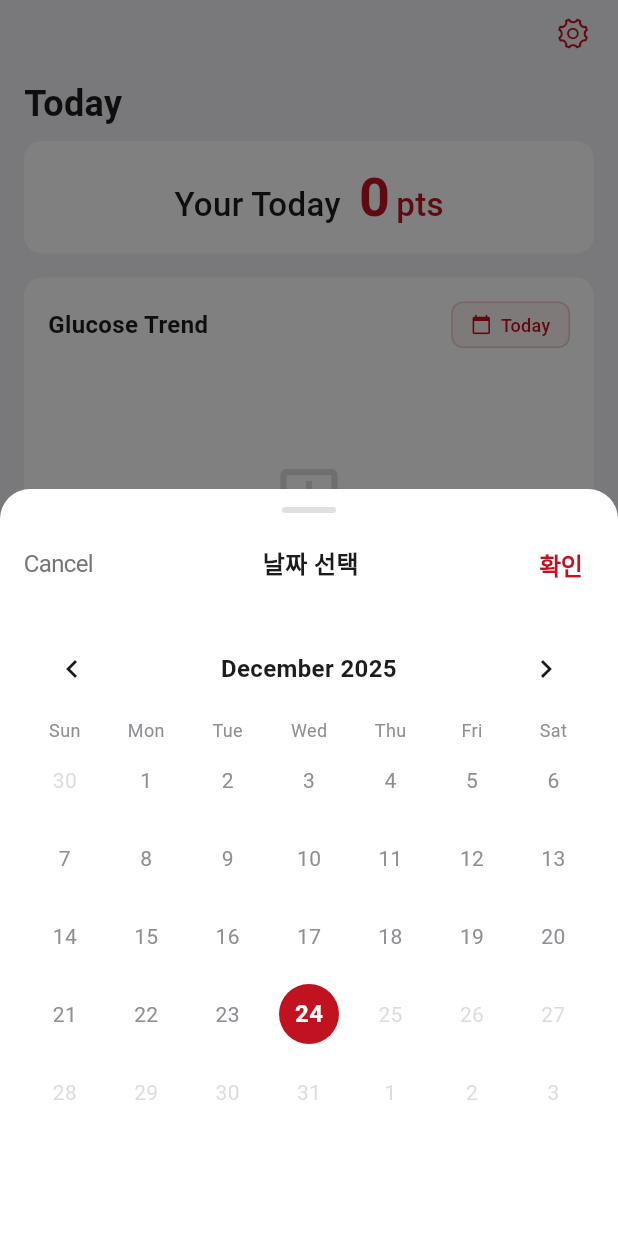
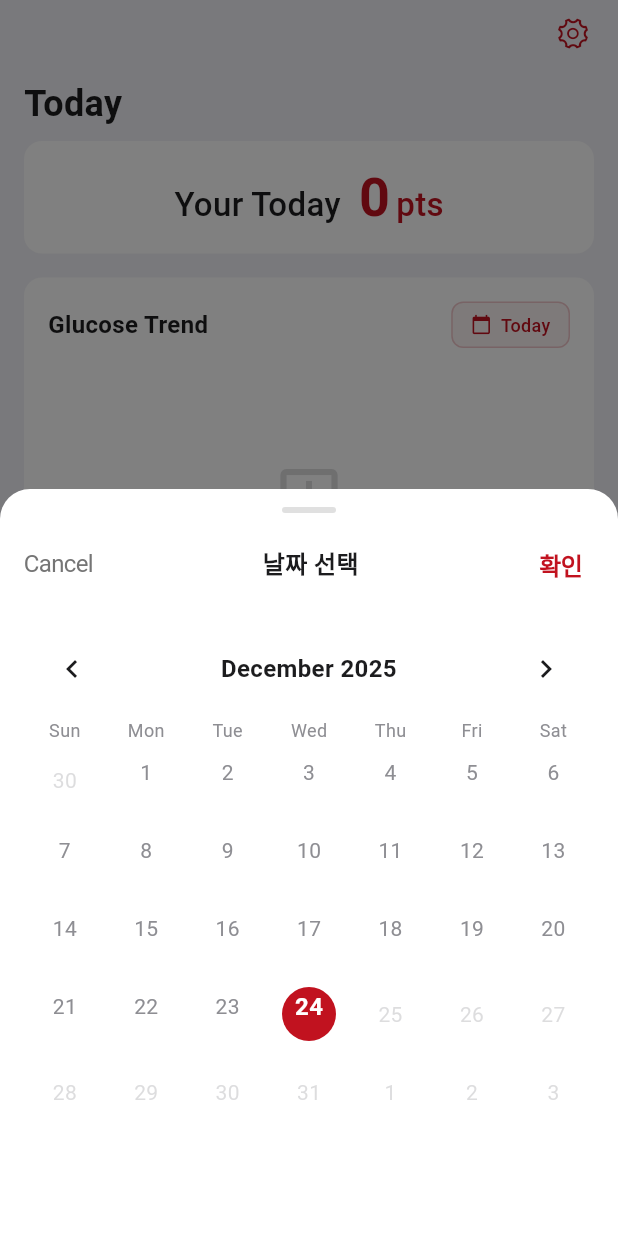
Before and after one commit to jogunism/glubutler, a Flutter app: the screen it shows after launch, after a tap on "Today", on a phone screen of 412 x 824 dp. Run offline on Flutter 3.47's test engine with Material 3 defaults, Android fonts, the phone set to English and light mode, and no system bars; drawn by our look-alikes of table_calendar; our stand-ins replace cupertino_native_plus, fl_chart, go_router, jiffy, shared_preferences, sqflite and 1 more; missing offline and left inert: a package; accounts and stored records are empty.

Commit message:
date picker modal popup layout.

```diff
--- a/lib/core/navigation/main_screen.dart
+++ b/lib/core/navigation/main_screen.dart
@@ -33,6 +33,7 @@ class MainScreen extends StatefulWidget {
 
 class MainScreenState extends State<MainScreen> {
   int _currentIndex = 0;
+  bool _isTabBarVisible = true;
 
   void switchToTab(int index) {
     if (index >= 0 && index < 4 && index != _currentIndex) {
@@ -41,6 +42,12 @@ class MainScreenState extends State<MainScreen> {
         _currentIndex = index;
       });
     }
+  }
+
+  void setTabBarVisibility(bool visible) {
+    setState(() {
+      _isTabBarVisible = visible;
+    });
   }
 
   @override
@@ -63,12 +70,18 @@ class MainScreenState extends State<MainScreen> {
           // Floating Action Button with animation
           ScreenFab(
             visible: showFab,
-            onPressed: () {
+            onPressed: () async {
+              // 모달을 열기 전에 탭바 숨김
+              setTabBarVisibility(false);
+
               if (_currentIndex == 1) {
-                RecordInputModal.show(context);
+                await RecordInputModal.show(context);
               } else if (_currentIndex == 2) {
-                DiaryInputModal.show(context);
+                await DiaryInputModal.show(context);
               }
+
+              // 모달이 닫히면 탭바 다시 보임
+              setTabBarVisibility(true);
             },
           ),
 
@@ -77,6 +90,10 @@ class MainScreenState extends State<MainScreen> {
             left: 0,
             right: 0,
             bottom: 0,
+            child: Opacity(
+              opacity: _isTabBarVisible ? 1.0 : 0.0,
+              child: IgnorePointer(
+                ignoring: !_isTabBarVisible,
                 child: CNTabBar(
                   tint: AppTheme.primaryColor,
                   items: [
@@ -122,6 +139,8 @@ class MainScreenState extends State<MainScreen> {
                   },
                 ),
               ),
+            ),
+          ),
         ],
       ),
     );
--- a/lib/core/widgets/modals/date_picker_modal.dart
+++ b/lib/core/widgets/modals/date_picker_modal.dart
@@ -237,48 +237,109 @@ class _DatePickerModalState extends State<DatePickerModal> {
                 markersMaxCount: 1,
               ),
               calendarBuilders: CalendarBuilders(
+                // 일반 날짜 빌더 (데이터 마커 포함)
+                defaultBuilder: (context, day, focusedDay) {
+                  final normalizedDate = DateTime(day.year, day.month, day.day);
+                  final hasData = _datesWithData.contains(normalizedDate);
+
+                  return Center(
+                    child: Column(
+                      mainAxisAlignment: MainAxisAlignment.center,
+                      children: [
+                        Text('${day.day}', style: context.textStyles.tileSubtitle),
+                        const SizedBox(height: 4),
+                        Container(
+                          width: 6,
+                          height: 6,
+                          decoration: BoxDecoration(
+                            color: hasData ? Colors.red : Colors.transparent,
+                            shape: BoxShape.circle,
+                          ),
+                        ),
+                      ],
+                    ),
+                  );
+                },
+                // 선택된 날짜 커스텀 빌더 (오늘이 아닌 날짜)
+                selectedBuilder: (context, day, focusedDay) {
+                  final normalizedDate = DateTime(day.year, day.month, day.day);
+                  final hasData = _datesWithData.contains(normalizedDate);
+
+                  return Container(
+                    margin: const EdgeInsets.all(8),
+                    decoration: const BoxDecoration(
+                      color: AppTheme.primaryColor,
+                      shape: BoxShape.circle,
+                    ),
+                    child: Center(
+                      child: Column(
+                        mainAxisAlignment: MainAxisAlignment.center,
+                        children: [
+                          Text(
+                            '${day.day}',
+                            style: const TextStyle(
+                              color: Colors.white,
+                              fontWeight: FontWeight.w600,
+                            ),
+                          ),
+                          const SizedBox(height: 4),
+                          Container(
+                            width: 6,
+                            height: 6,
+                            decoration: BoxDecoration(
+                              color: hasData
+                                ? Colors.white.withValues(alpha: 0.9)
+                                : Colors.transparent,
+                              shape: BoxShape.circle,
+                            ),
+                          ),
+                        ],
+                      ),
+                    ),
+                  );
+                },
                 // 오늘 날짜 커스텀 빌더
                 todayBuilder: (context, day, focusedDay) {
                   final isSelected = isSameDay(_selectedDate, day);
+                  final normalizedDate = DateTime(day.year, day.month, day.day);
+                  final hasData = _datesWithData.contains(normalizedDate);
+
                   return Container(
-                    margin: const EdgeInsets.all(6),
-                    alignment: Alignment.center,
+                    margin: const EdgeInsets.all(8),
                     decoration: isSelected
                         ? const BoxDecoration(
                             color: AppTheme.primaryColor,
                             shape: BoxShape.circle,
                           )
                         : null,
-                    child: Text(
+                    child: Center(
+                      child: Column(
+                        mainAxisAlignment: MainAxisAlignment.center,
+                        children: [
+                          Text(
                             '${day.day}',
                             style: TextStyle(
                               color: isSelected ? Colors.white : Colors.red,
                               fontWeight: FontWeight.bold,
                             ),
                           ),
-                  );
-                },
-                // 데이터가 있는 날짜에 빨간 점 표시
-                markerBuilder: (context, date, events) {
-                  final normalizedDate = DateTime(
-                    date.year,
-                    date.month,
-                    date.day,
-                  );
-                  if (_datesWithData.contains(normalizedDate)) {
-                    return Positioned(
-                      bottom: -6,
-                      child: Container(
+                          const SizedBox(height: 4),
+                          Container(
                             width: 6,
                             height: 6,
-                        decoration: const BoxDecoration(
-                          color: Colors.red,
+                            decoration: BoxDecoration(
+                              color: hasData
+                                  ? (isSelected
+                                      ? Colors.white.withValues(alpha: 0.9)
+                                      : Colors.red)
+                                  : Colors.transparent,
                               shape: BoxShape.circle,
                             ),
                           ),
+                        ],
+                      ),
+                    ),
                   );
-                  }
-                  return null;
                 },
               ),
             ),
--- a/lib/features/home/home_screen.dart
+++ b/lib/features/home/home_screen.dart
@@ -271,10 +271,17 @@ class _HomeScreenState extends State<HomeScreen> {
               ),
               GestureDetector(
                 onTap: () async {
+                  // 모달을 열기 전에 탭바 숨김
+                  MainScreen.globalKey.currentState?.setTabBarVisibility(false);
+
                   final pickedDate = await DatePickerModal.show(
                     context,
                     initialDate: _selectedDate,
                   );
+
+                  // 모달이 닫히면 탭바 다시 보임
+                  MainScreen.globalKey.currentState?.setTabBarVisibility(true);
+
                   if (pickedDate != null && pickedDate != _selectedDate) {
                     setState(() {
                       _selectedDate = pickedDate;
```
Lines whose indentation alone changed are shown as unchanged.
